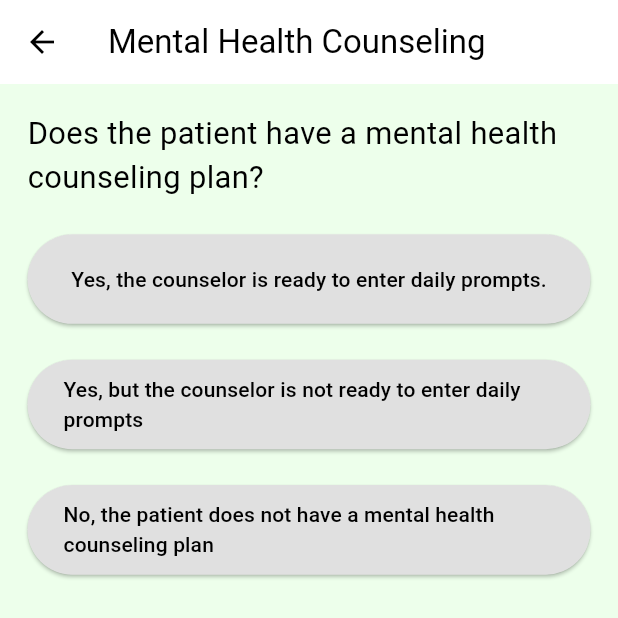
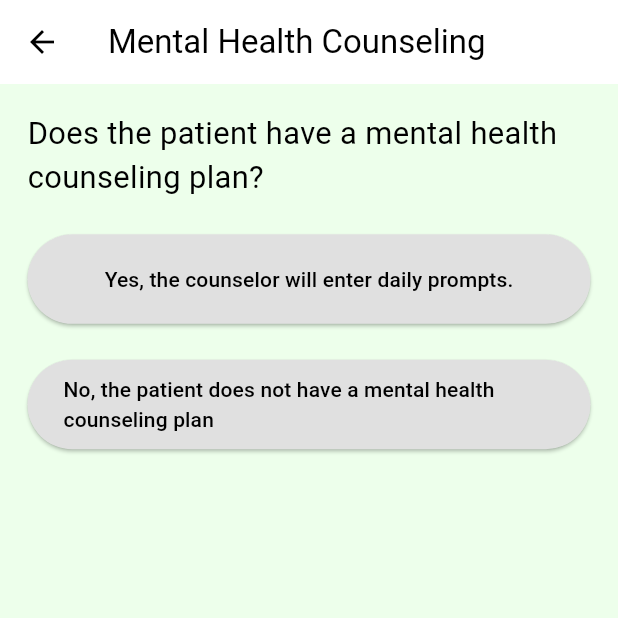
Before and after one commit to NodeMedDisp/Node_App, a Flutter app: the CounselingQuestionScreen screen opened directly with empty values, on a phone screen of 412 x 824 dp. Shown: the top 618 px of the screen. Run offline on Flutter 3.47's test engine with Material 3 defaults, Android fonts, the phone set to English and light mode, and no system bars; our stand-ins replace awesome_dialog, cached_network_image, firebase_auth, firebase_core, flutter_bloc, flutter_blue_plus and 11 more; accounts and stored records are empty.

Commit message:
Simplified the flow by removing counseling option questions. Now there is only "Yes" or "No Counseling"

```diff
--- a/lib/GetStarted/counseling_questions_screen.dart
+++ b/lib/GetStarted/counseling_questions_screen.dart
@@ -9,46 +9,48 @@ import '/../../LoginComp/theming/styles.dart';
 import '/../../LoginComp/theming/colors.dart';
 import 'package:flutter_blue_plus/flutter_blue_plus.dart'; // Import FlutterBluePlus
 
-
 class CounselingQuestionScreen extends StatefulWidget {
   final List<Map<String, String>> medications;
   final BluetoothDevice? device;
 
-  const CounselingQuestionScreen({super.key,
+  const CounselingQuestionScreen({
+    super.key,
     required this.medications,
-   this.device});
+    this.device,
+  });
 
   @override
   _CounselingQuestionScreenState createState() =>
       _CounselingQuestionScreenState();
 }
 
-class _CounselingQuestionScreenState
-    extends State<CounselingQuestionScreen> {
+class _CounselingQuestionScreenState extends State<CounselingQuestionScreen> {
   String? _selectedOption;
-  final List<String> _activities = [];
 
   // Function to save the response to a file
   Future<void> _saveResponseToFile(String response) async {
     final directory = await getApplicationDocumentsDirectory();
     final file = File('${directory.path}/user_responses.txt');
-    await file.writeAsString('Mental Health Counseling: $response\n', mode: FileMode.append);
+    await file.writeAsString(
+        'Mental Health Counseling: $response\n', mode: FileMode.append);
   }
 
   void _handleContinue() async {
     await _saveResponseToFile(_selectedOption!);
-    if (_selectedOption == 'Yes' || _selectedOption == 'Yes, later') {
+    if (_selectedOption == 'Yes') {
       Navigator.push(
         context,
         MaterialPageRoute(
-          builder: (context) => EnterCounselingPrompts(medications: widget.medications, device: widget.device),
+          builder: (context) => EnterCounselingPrompts(
+              medications: widget.medications, device: widget.device),
         ),
       );
     } else if (_selectedOption == 'No counseling') {
       Navigator.push(
         context,
         MaterialPageRoute(
-          builder: (context) => NoCounselingScreen(medications: widget.medications, device: widget.device),
+          builder: (context) => NoCounselingScreen(
+              medications: widget.medications, device: widget.device),
         ),
       );
     }
@@ -68,24 +70,19 @@ class _CounselingQuestionScreenState
               style: TextStyle(fontSize: 18.sp),
             ),
             SizedBox(height: 20.h),
-            _buildOptionButton("Yes, the counselor is ready to enter daily prompts.", "Yes"),
+            _buildOptionButton("Yes, the counselor will enter daily prompts.", "Yes"),
             SizedBox(height: 20.h),
             _buildOptionButton(
-                "Yes, but the counselor is not ready to enter daily prompts",
-                "Yes, later"),
+                "No, the patient does not have a mental health counseling plan",
+                "No counseling"),
             SizedBox(height: 20.h),
-            _buildOptionButton(
-                "No, the patient does not have a mental health counseling plan", "No counseling"),
-            SizedBox(height: 20.h),
-            if (_selectedOption != null)
-              SizedBox(height: 20.h),
             if (_selectedOption != null)
               ElevatedButton(
                 onPressed: _handleContinue,
                 child: Text(
-                    "Continue",
-                  style:
-                  TextStyles.font14Hint500Weight.copyWith(color: ColorsManager.mainBlue),
+                  "Continue",
+                  style: TextStyles.font14Hint500Weight
+                      .copyWith(color: ColorsManager.mainBlue),
                 ),
               ),
           ],
@@ -116,55 +113,20 @@ class _CounselingQuestionScreenState
   }
 }
 
-
-
-
 class NoCounselingScreen extends StatelessWidget {
   final List<Map<String, String>> medications;
-  final BluetoothDevice? device; // Add this to accept the Bluetooth device
+  final BluetoothDevice? device;
   final List<Map<String, String>> prompts = []; // Empty activities list
+
   NoCounselingScreen({super.key, required this.medications, this.device});
 
   @override
   Widget build(BuildContext context) {
-    return Scaffold(
-      appBar: AppBar(title: const Text("No Mental Health Counseling")),
-      body: Padding(
-        padding: EdgeInsets.all(16.w),
-      child: Column(
-      crossAxisAlignment: CrossAxisAlignment.stretch,
-        children: [
-          Text(
-            "Are you sure you do not want a mental health counseling plan to aid in their recovery?",
-            style: TextStyle(fontSize: 18.sp),
-          ),
-          SizedBox(height: 20.h),
-          ElevatedButton(
-            onPressed: () {
-              // Navigate to home page
-              Navigator.push(
-                context,
-                MaterialPageRoute(
-                  builder: (context) => RecoverySummaryScreen(
-                      medications: medications,
-                      prompts: prompts,
-                      device: device
-                  ),
-                ),
-              );
-            },
-            child: const Text("Yes, I'm sure"),
-          ),
-          SizedBox(height: 10.h),
-          ElevatedButton(
-            onPressed: () {
-              // Navigate back to previous page
-              Navigator.pop(context);
-            },
-            child: const Text("No, go back"),
-          ),
-        ],
-      ),
-      ));
+    // Instead of asking for confirmation, go directly to RecoverySummaryScreen
+    return RecoverySummaryScreen(
+      medications: medications,
+      prompts: prompts,
+      device: device,
+    );
   }
 }
```
